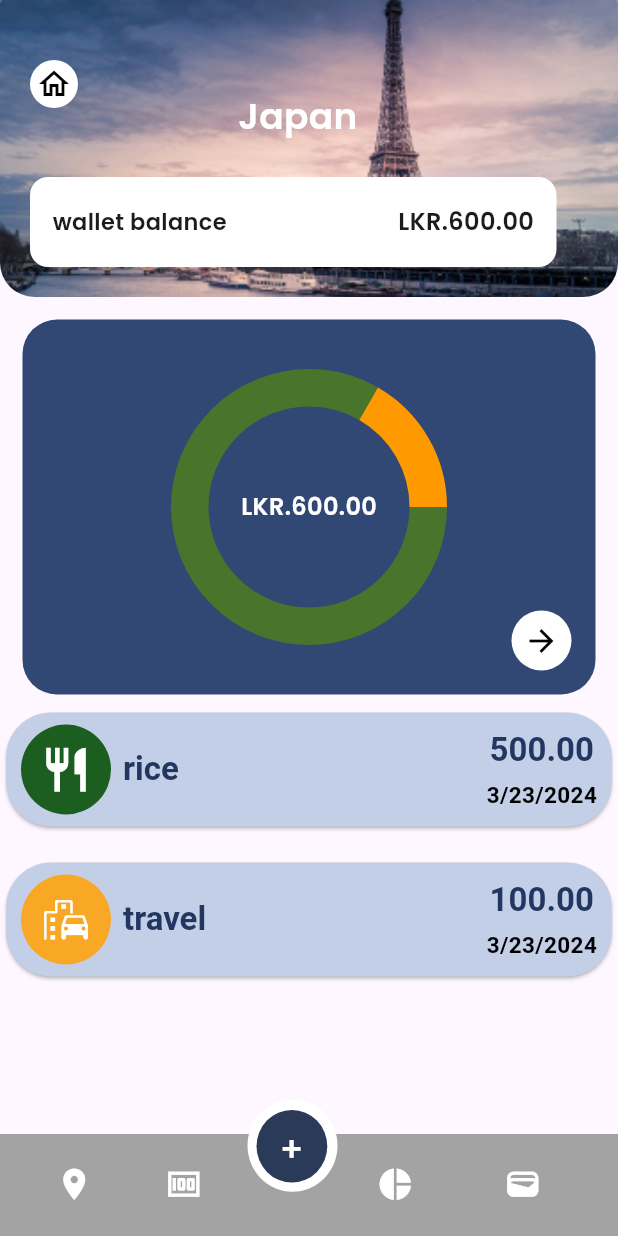
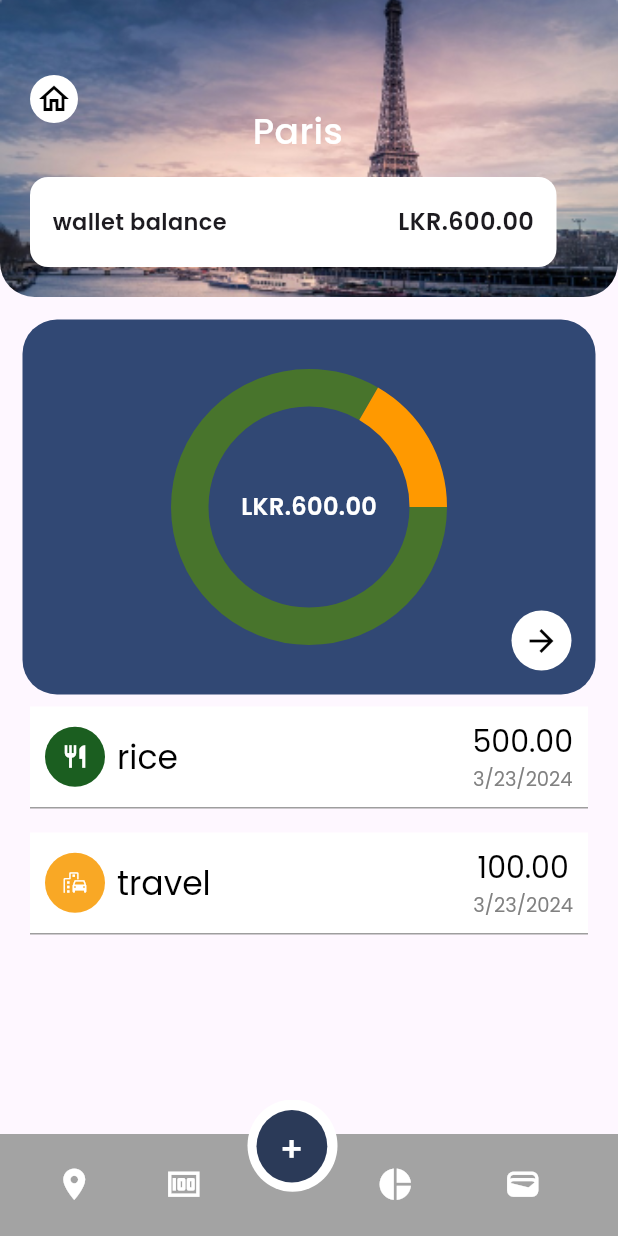
Before and after one commit to YashasHewage/TripWallet, a Flutter app: the ExpencesState screen opened by its route, on a phone screen of 412 x 824 dp. Run offline on Flutter 3.47's test engine with Material 3 defaults, Android fonts, the phone set to English and light mode, and no system bars; drawn by our look-alikes of fl_chart; our stand-ins replace cloud_firestore, firebase_auth, firebase_core, google_fonts; missing offline and left inert: dart:ffi; accounts and stored records are empty; Roboto replaces fonts that are missing (Inter).

Commit message:
updated Expenses page

```diff
--- a/app/lib/main.dart
+++ b/app/lib/main.dart
@@ -38,7 +38,7 @@ class MyApp extends StatelessWidget {
             }
           }),
       routes: {
-        // '/': (context) => const Addtrip(),
+        '/addtrip': (context) => const Addtrip(),
         '/settings': (context) => const ProfilePage(),
         '/expencespage': (context) => const ExpencesState(),
         '/allexpences': (context) => const AllExpences(),
--- a/app/lib/pages/Expences_page.dart
+++ b/app/lib/pages/Expences_page.dart
@@ -173,7 +173,7 @@ class _Expences_StateState extends State<ExpencesState> {
                   ),
                 ),
                 Padding(
-                  padding: EdgeInsets.only(top: 40.0, left:20), // Adjust this value to move the CircleAvatar down
+                  padding: EdgeInsets.only(top: 50.0, left:20), // Adjust this value to move the CircleAvatar down
                   child: CircleAvatar(
                     radius:16.0, // Change this to your desired size
                     backgroundColor: Colors.white, // Change this to your desired color
@@ -184,12 +184,12 @@ class _Expences_StateState extends State<ExpencesState> {
                   ),
                 ),
                         Container(
-                          margin: EdgeInsets.only(right: 15.0, top:60),
+                          margin: EdgeInsets.only(right: 15.0, top:70),
                           child: Center(
                             child: Text(
-                              'Japan',
+                              'Paris',
                               style: GoogleFonts.poppins(
-                                fontWeight: FontWeight.w600,
+                                fontWeight: FontWeight.w500,
                                 fontSize:24,
                                 color:Colors.white
                               ),
--- a/app/lib/widgets/expence_tile.dart
+++ b/app/lib/widgets/expence_tile.dart
@@ -2,6 +2,8 @@
 
 import 'package:app/Models/expence.dart';
 import 'package:flutter/material.dart';
+import 'package:google_fonts/google_fonts.dart';
+
 
 
 class ExpenceTile extends StatelessWidget {
@@ -11,22 +13,37 @@ class ExpenceTile extends StatelessWidget {
 
   @override
   Widget build(BuildContext context) {
-    return Card(
-      color: const Color.fromRGBO(195, 207, 230, 1),
-      shape: RoundedRectangleBorder(borderRadius: BorderRadius.circular(30)),
+    return Container(
+      margin: const EdgeInsets.only(right:20,left:20),
+      decoration: BoxDecoration(
+        border: Border(
+
+          bottom: BorderSide(
+            color: Colors.grey,
+            width: 1.0,
+          ),
+        ),
+      ),
+      child: Card(
+        elevation: 0,
+        margin: const EdgeInsets.symmetric(horizontal: 0.0),
+        color: Colors.white,
+        shape: RoundedRectangleBorder(
+          borderRadius: BorderRadius.circular(0),
+        ),
         child: Padding(
-        padding: const EdgeInsets.symmetric(vertical: 8.0, horizontal: 10),
+          padding: const EdgeInsets.symmetric(vertical: 10.0, horizontal: 10),
           child: Column(
             children: [
               Row(
                 children: [
                   CircleAvatar(
                     backgroundColor: CategoryColor[expence.category],
-                  radius: 30,
+                    radius: 20,
                     child: Icon(
                       CategoryIcons[expence.category],
                       color: Colors.white,
-                    size: 35,
+                      size: 18,
                     ),
                   ),
                   //title
@@ -34,34 +51,47 @@ class ExpenceTile extends StatelessWidget {
                     padding: const EdgeInsets.all(8.0),
                     child: Text(
                       expence.title,
-                    style: Theme.of(context).textTheme.titleLarge?.copyWith(
-                        color: Color(0xFF213660), fontWeight: FontWeight.bold),
+                      style: GoogleFonts.poppins(
+                        textStyle: Theme.of(context).textTheme.titleLarge?.copyWith(
+                          color: Colors.black, fontWeight: FontWeight.w400),
+                      ),
                     ),
                   ),
                   Spacer(),
                   //amount
-                Column(
+                  Container(
+                    margin: const EdgeInsets.only(right:0),
+                    child: Column(
                       children: [
                         Text(
                           expence.amount.toStringAsFixed(2),
-                      style: Theme.of(context).textTheme.titleLarge?.copyWith(
-                          color: Color(0xFF213660),
-                          fontWeight: FontWeight.bold),
+                          style: GoogleFonts.poppins(
+                            textStyle: Theme.of(context).textTheme.titleLarge?.copyWith(
+                              color: Colors.black,
+                              fontWeight: FontWeight.w400,
+                              fontSize:20
+                            ),
+                          ),
                         ),
                         //date
                         SizedBox(height: 5),
                         Text(
                           expence.getFormatedDate,
-                      style: TextStyle(
-                          color: Colors.black,
-                          fontSize: 15,
-                          fontWeight: FontWeight.bold),
+                          style: GoogleFonts.poppins(
+                            textStyle: Theme.of(context).textTheme.titleLarge?.copyWith(
+                              color: const Color.fromARGB(255, 129, 129, 129),
+                              fontWeight: FontWeight.w400,
+                              fontSize:13
+                            ),
+                          ),
+                        ),
+                      ],
+                    ),
                   ),
                 ],
               ),
             ],
-            )
-          ],
+          ),
         ),
       ),
     );
```
Lines whose indentation alone changed are shown as unchanged.
